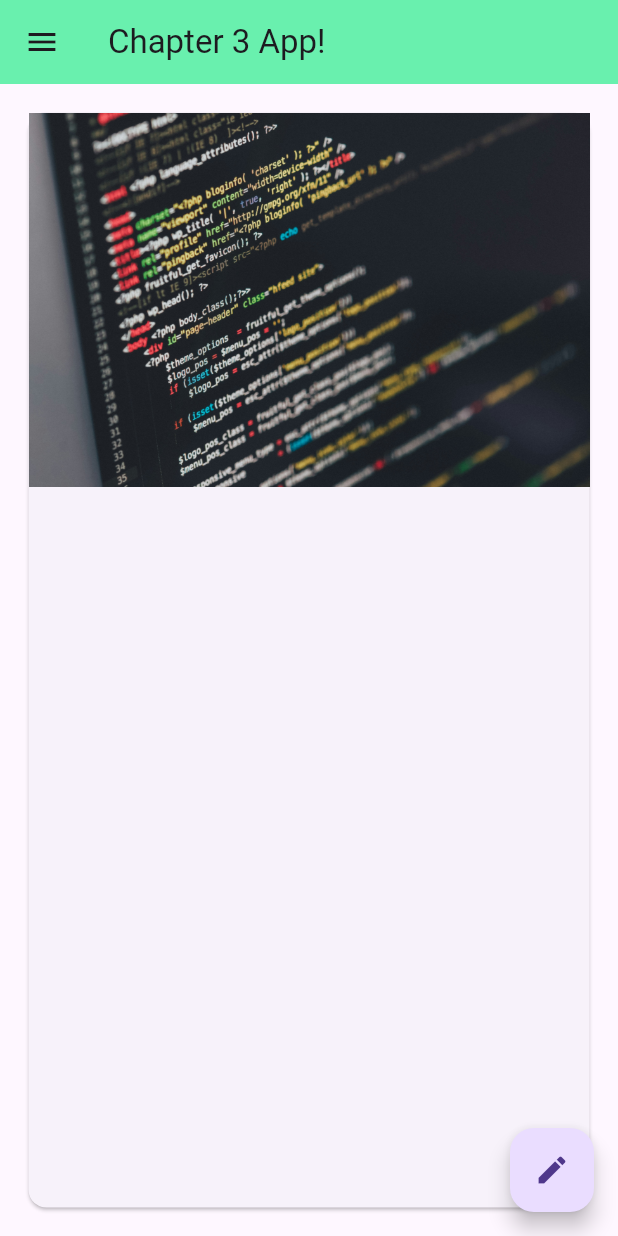
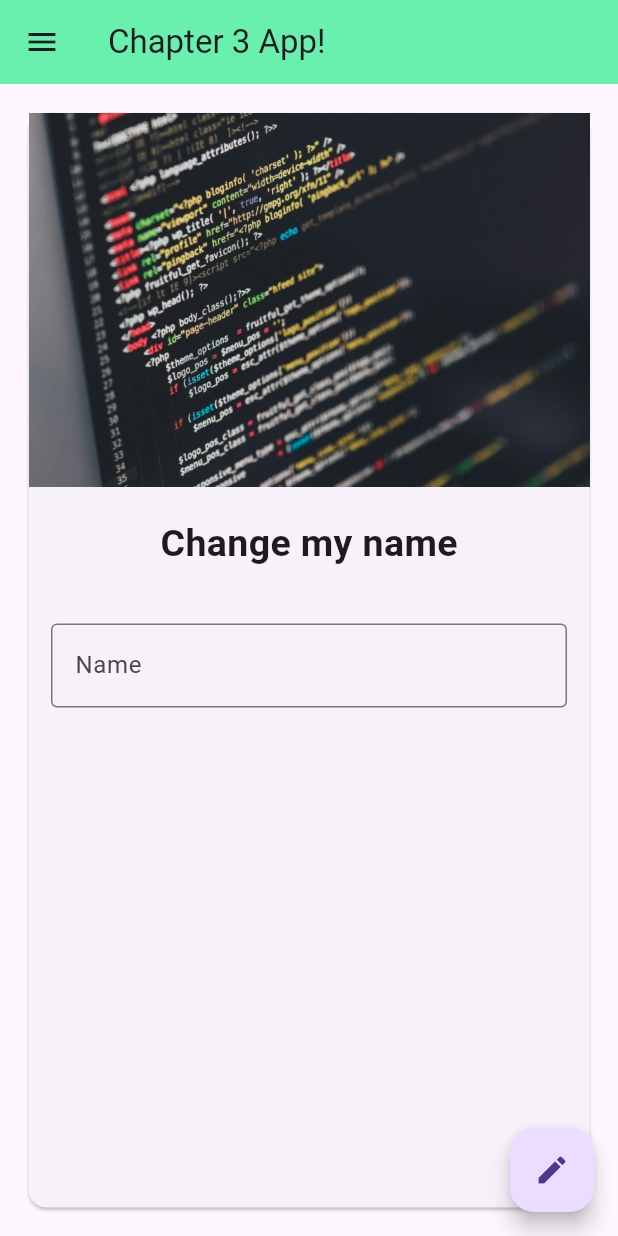
Before and after one commit to SunilKumarYadav1991/Flutter-Fundamental, a Flutter app: the screen it shows after launch, on a phone screen of 412 x 824 dp. Run offline on Flutter 3.47's test engine with Material 3 defaults, Android fonts, the phone set to English and light mode, and no system bars.

Commit message:
Added card with multiple children and text box for input.
Bug: Once user types into input, keyboad verlaps with Input TextField and
results into 'Bottom overflowed ...' error.

```diff
--- a/demo_flutter_project/lib/main.dart
+++ b/demo_flutter_project/lib/main.dart
@@ -31,8 +31,26 @@ class HomePage extends StatelessWidget {
           child: Card(
             child: Column(
               children: [
-                Image.asset(
-                    "assets/codingImage.jpg"), /* Using workspace image. Image.asset have many other properties */
+                Image.asset("assets/codingImage.jpg"),
+                /* Using workspace image. Image.asset have many other properties */
+                SizedBox(
+                  height: 20,
+                ),
+                Text(
+                  "Change my name",
+                  style: TextStyle(fontSize: 25, fontWeight: FontWeight.bold),
+                ),
+                SizedBox(
+                  height: 20,
+                ),
+                Padding(
+                    padding: const EdgeInsets.all(15),
+                    child: TextField(
+                      decoration: InputDecoration(
+                          hintText: "Enter some text",
+                          labelText: "Name",
+                          border: OutlineInputBorder()),
+                    )),
               ],
             ),
           ),
```
